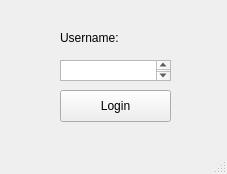
This is ui/loginwindow.ui in alfaloo/CryptograFace as Qt 5 draws it before an edit. The edited form follows.
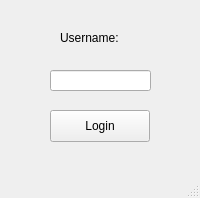
This is the edited form.

The edit to the form file:
```diff
--- a/ui/loginwindow.ui
+++ b/ui/loginwindow.ui
@@ -6,20 +6,30 @@
             <rect>
                 <x>0</x>
                 <y>0</y>
-                <width>227</width>
-                <height>174</height>
+                <width>200</width>
+                <height>198</height>
             </rect>
         </property>
         <property name="windowTitle">
             <string>Login</string>
         </property>
         <widget class="QWidget" name="centralwidget">
+            <widget class="QLineEdit" name="txtUsername">
+                <property name="geometry">
+                    <rect>
+                        <x>50</x>
+                        <y>70</y>
+                        <width>101</width>
+                        <height>21</height>
+                    </rect>
+                </property>
+            </widget>
             <widget class="QLabel" name="label">
                 <property name="geometry">
                     <rect>
                         <x>60</x>
                         <y>30</y>
-                        <width>91</width>
+                        <width>71</width>
                         <height>16</height>
                     </rect>
                 </property>
@@ -27,22 +37,12 @@
                     <string>Username:</string>
                 </property>
             </widget>
-            <widget class="QTextEdit" name="txtUsername">
-                <property name="geometry">
-                    <rect>
-                        <x>60</x>
-                        <y>60</y>
-                        <width>111</width>
-                        <height>21</height>
-                    </rect>
-                </property>
-            </widget>
             <widget class="QPushButton" name="btnLogin">
                 <property name="geometry">
                     <rect>
-                        <x>60</x>
-                        <y>90</y>
-                        <width>111</width>
+                        <x>50</x>
+                        <y>110</y>
+                        <width>100</width>
                         <height>32</height>
                     </rect>
                 </property>
```
